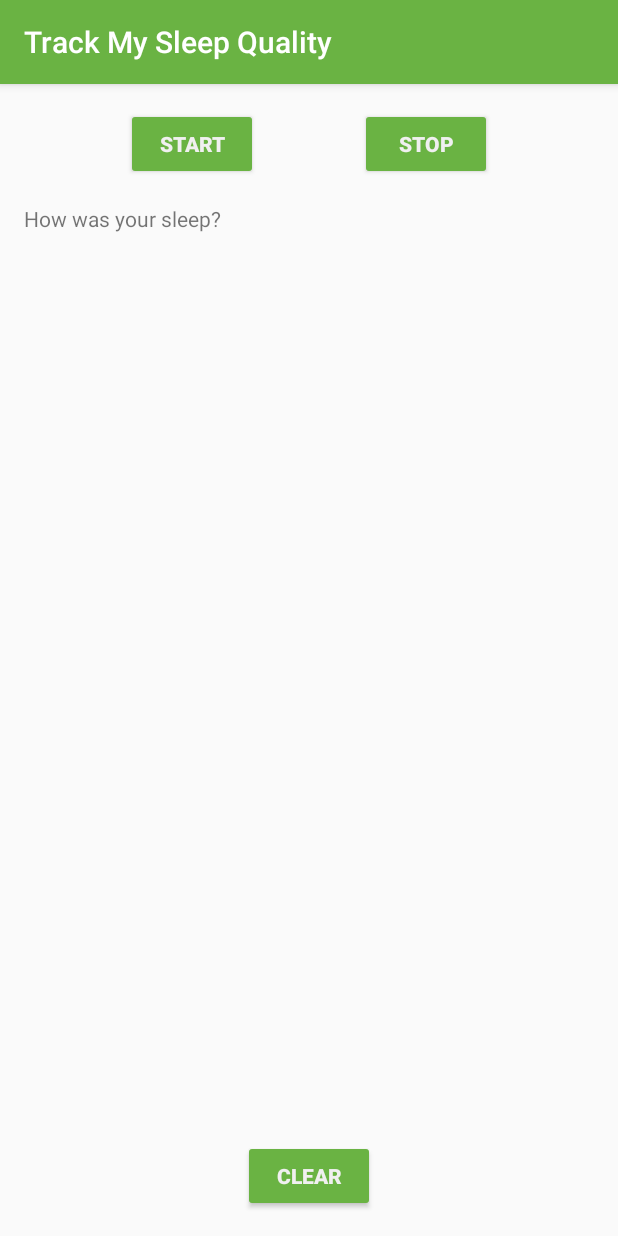
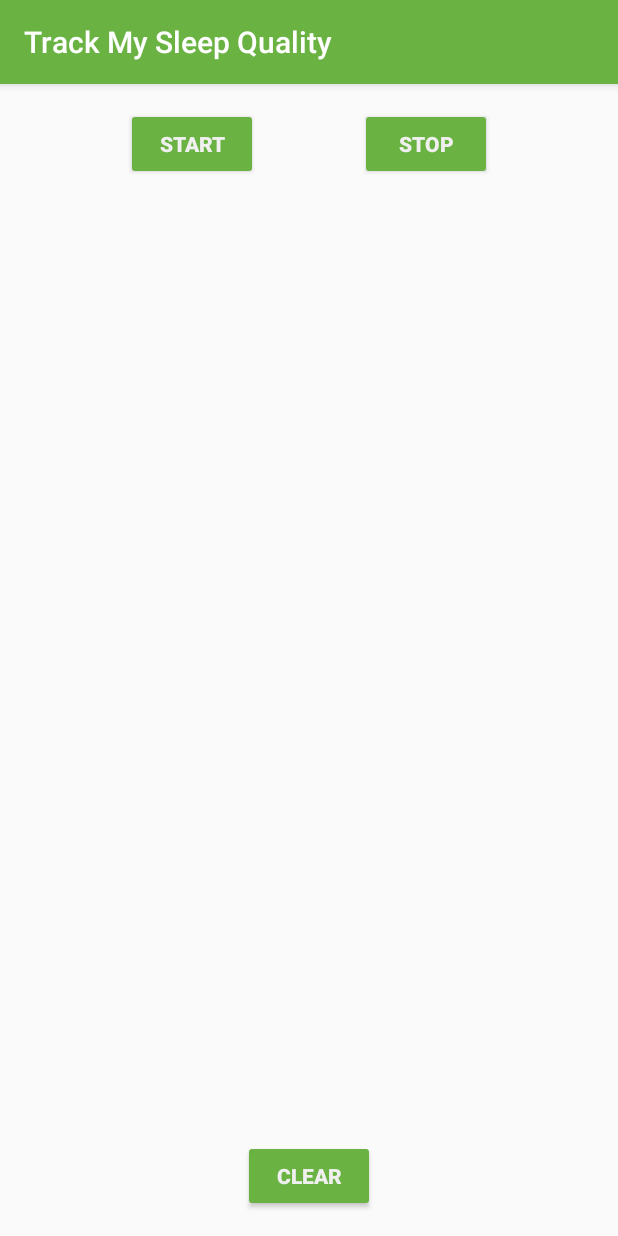
Before and after one commit to m-zahid-hasan/Assignment-5, an Android app: the screen it shows after launch (MainActivity), on a phone screen of 412 x 824 dp. Run offline under Robolectric (Android 15) with nearby library versions, the phone set to English and light mode, and no system bars; our stand-ins replace Room's generated code, data binding; Roboto replaces fonts that are not available here; 4 statements that could not run were skipped.

```diff
--- a/app/src/main/java/com/example/android/trackmysleepquality/sleeptracker/SleepTrackerViewModel.kt
+++ b/app/src/main/java/com/example/android/trackmysleepquality/sleeptracker/SleepTrackerViewModel.kt
@@ -46,12 +46,56 @@ class SleepTrackerViewModel(
         }
 
         /**
+         * If tonight has not been set, then the START button should be visible.
+         */
+        val startButtonVisible = Transformations.map(tonight) {
+                null == it
+        }
+
+        /**
+         * If tonight has been set, then the STOP button should be visible.
+         */
+        val stopButtonVisible = Transformations.map(tonight) {
+                null != it
+        }
+
+        /**
+         * If there are any nights in the database, show the CLEAR button.
+         */
+        val clearButtonVisible = Transformations.map(nights) {
+                it?.isNotEmpty()
+        }
+
+        /**
+         * Request a toast by setting this value to true.
+         *
+         * This is private because we don't want to expose setting this value to the Fragment.
+         */
+        private var _showSnackbarEvent = MutableLiveData<Boolean>()
+
+        /**
+         * If this is true, immediately `show()` a toast and call `doneShowingSnackbar()`.
+         */
+        val showSnackBarEvent: LiveData<Boolean>
+                get() = _showSnackbarEvent
+
+        /**
          * Variable that tells the Fragment to navigate to a specific [SleepQualityFragment]
          *
          * This is private because we don't want to expose setting this value to the Fragment.
          */
+
         private val _navigateToSleepQuality = MutableLiveData<SleepNight>()
+        /**
+         * Call this immediately after calling `show()` on a toast.
+         *
+         * It will clear the toast request, so if the user rotates their phone it won't show a duplicate
+         * toast.
+         */
 
+        fun doneShowingSnackbar() {
+                _showSnackbarEvent.value = false
+        }
         /**
          * If this is non-null, immediately navigate to [SleepQualityFragment] and call [doneNavigating]
          */
@@ -153,8 +197,8 @@ class SleepTrackerViewModel(
                         // And clear tonight since it's no longer in the database
                         tonight.value = null
                 }
+
+                // Show a snackbar message, because it's friendly.
+                _showSnackbarEvent.value = true
         }
-
-        /**
-         */
 }
--- a/app/src/main/res/layout/fragment_sleep_tracker.xml
+++ b/app/src/main/res/layout/fragment_sleep_tracker.xml
@@ -24,6 +24,9 @@
          click handlers, and state variables. -->
     <data>
 
+        <variable
+            name="sleepTrackerViewModel"
+            type="com.example.android.trackmysleepquality.sleeptracker.SleepTrackerViewModel" />
     </data>
 
     <!-- Start of the visible fragment layout using ConstraintLayout -->
@@ -56,7 +59,7 @@
                 android:layout_marginStart="@dimen/margin"
                 android:layout_marginTop="@dimen/margin"
                 android:layout_marginEnd="@dimen/margin"
-                android:text="@string/how_was_hour_sleep" />
+                android:text="@{sleepTrackerViewModel.nightsString}" />
         </ScrollView>
 
         <!-- With data binding and LiveData, we can track the buttons' visibility states
@@ -70,6 +73,8 @@
             android:layout_height="wrap_content"
             android:layout_marginStart="@dimen/margin"
             android:text="@string/start"
+            android:enabled="@{sleepTrackerViewModel.startButtonVisible}"
+            android:onClick="@{() -> sleepTrackerViewModel.onStartTracking()}"
             app:layout_constraintBaseline_toBaselineOf="@id/stop_button"
             app:layout_constraintEnd_toStartOf="@+id/stop_button"
             app:layout_constraintHorizontal_chainStyle="spread"
@@ -83,6 +88,8 @@
             android:layout_marginTop="@dimen/margin"
             android:layout_marginEnd="@dimen/margin"
             android:text="@string/stop"
+            android:enabled="@{sleepTrackerViewModel.stopButtonVisible}"
+            android:onClick="@{() -> sleepTrackerViewModel.onStopTracking()}"
             app:layout_constraintEnd_toEndOf="parent"
             app:layout_constraintStart_toEndOf="@+id/start_button"
             app:layout_constraintTop_toTopOf="parent" />
@@ -96,6 +103,8 @@
             android:layout_marginEnd="@dimen/margin"
             android:layout_marginBottom="@dimen/margin"
             android:text="@string/clear"
+            android:enabled="@{sleepTrackerViewModel.clearButtonVisible}"
+            android:onClick="@{() -> sleepTrackerViewModel.onClear()}"
             app:layout_constraintBottom_toBottomOf="parent"
             app:layout_constraintEnd_toEndOf="parent"
             app:layout_constraintStart_toStartOf="parent" />
```
